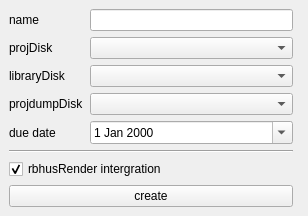
First picture: the form in rbhusUI/lib/rbhusPipeProjCreateMod.ui, repository aumanimationstudios/rbhus, before the edit.
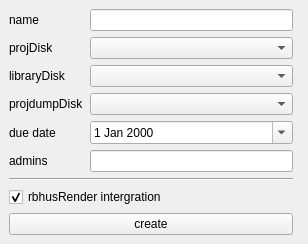
Second picture: the form after the edit.

What changed in the file:
```diff
--- a/rbhusUI/lib/rbhusPipeProjCreateMod.ui
+++ b/rbhusUI/lib/rbhusPipeProjCreateMod.ui
@@ -28,6 +28,19 @@
       </property>
      </widget>
     </item>
+    <item row="7" column="0" colspan="2">
+     <spacer name="verticalSpacer">
+      <property name="orientation">
+       <enum>Qt::Vertical</enum>
+      </property>
+      <property name="sizeHint" stdset="0">
+       <size>
+        <width>20</width>
+        <height>40</height>
+       </size>
+      </property>
+     </spacer>
+    </item>
     <item row="0" column="0">
      <widget class="QLabel" name="labelName">
       <property name="sizePolicy">
@@ -92,7 +105,7 @@
     <item row="3" column="1">
      <widget class="QComboBox" name="comboProjdump"/>
     </item>
-    <item row="7" column="0" colspan="2">
+    <item row="8" column="0" colspan="2">
      <widget class="Line" name="line">
       <property name="sizePolicy">
        <sizepolicy hsizetype="MinimumExpanding" vsizetype="Fixed">
@@ -105,19 +118,6 @@
       </property>
      </widget>
     </item>
-    <item row="6" column="0" colspan="2">
-     <spacer name="verticalSpacer">
-      <property name="orientation">
-       <enum>Qt::Vertical</enum>
-      </property>
-      <property name="sizeHint" stdset="0">
-       <size>
-        <width>20</width>
-        <height>40</height>
-       </size>
-      </property>
-     </spacer>
-    </item>
     <item row="5" column="1">
      <widget class="QDateEdit" name="dateEditDue">
       <property name="calendarPopup">
@@ -125,7 +125,7 @@
       </property>
      </widget>
     </item>
-    <item row="10" column="0" colspan="2">
+    <item row="11" column="0" colspan="2">
      <widget class="QPushButton" name="pushCreate">
       <property name="sizePolicy">
        <sizepolicy hsizetype="MinimumExpanding" vsizetype="Fixed">
@@ -138,7 +138,7 @@
       </property>
      </widget>
     </item>
-    <item row="9" column="0" colspan="3">
+    <item row="10" column="0" colspan="3">
      <widget class="QCheckBox" name="checkBox">
       <property name="text">
        <string>rbhusRender intergration</string>
@@ -148,6 +148,16 @@
       </property>
      </widget>
     </item>
+    <item row="6" column="0">
+     <widget class="QLabel" name="labelAdmin">
+      <property name="text">
+       <string>admins</string>
+      </property>
+     </widget>
+    </item>
+    <item row="6" column="1">
+     <widget class="QLineEdit" name="lineEditAdmins"/>
+    </item>
    </layout>
   </widget>
  </widget>
```
Left out of the diff: 5 changed lines with no effect on the pictures.
